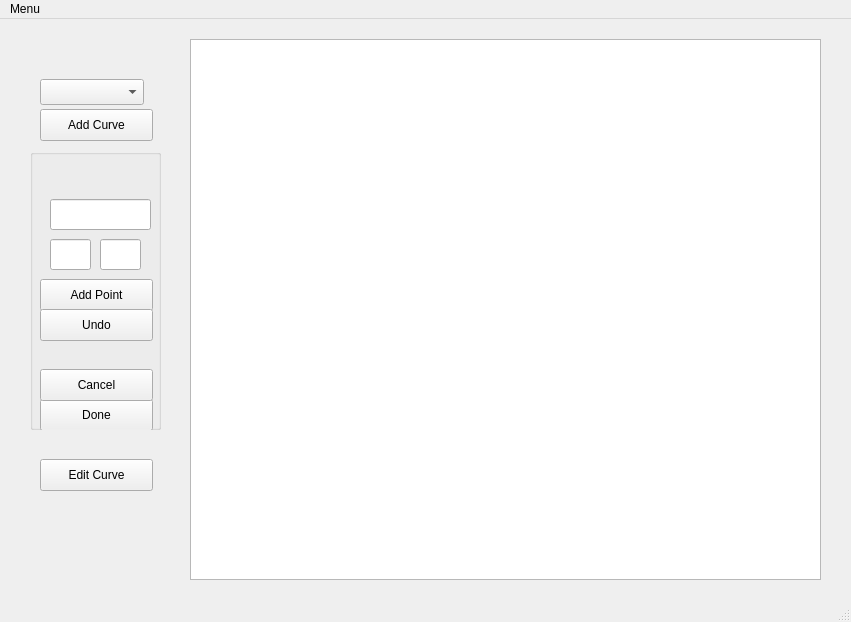
Qt form curver/ui/main_ui.ui (wiatrak2/curver) before a commit.
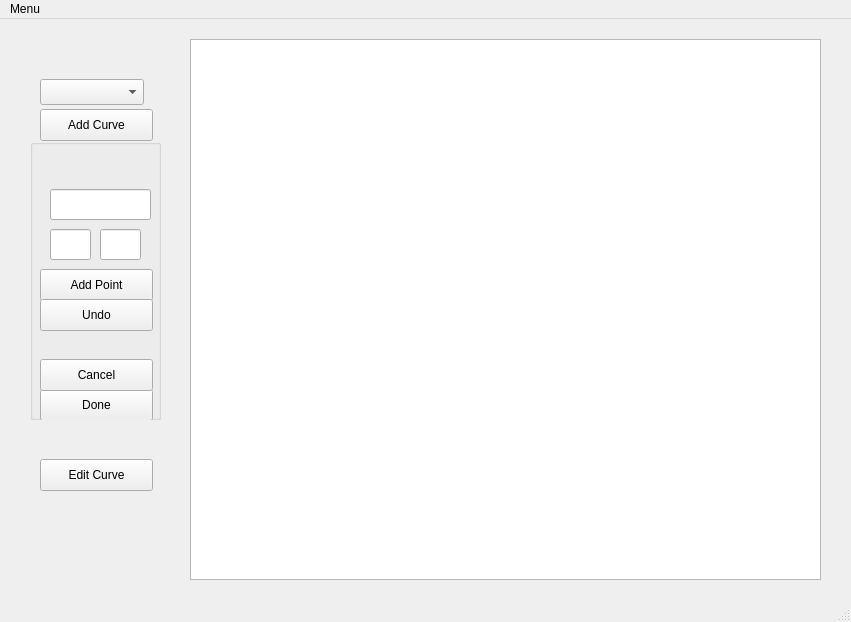
The same form after that commit.

```diff
--- a/curver/ui/main_ui.ui
+++ b/curver/ui/main_ui.ui
@@ -44,7 +44,7 @@
     <property name="geometry">
      <rect>
       <x>30</x>
-      <y>130</y>
+      <y>120</y>
       <width>131</width>
       <height>281</height>
      </rect>
```
